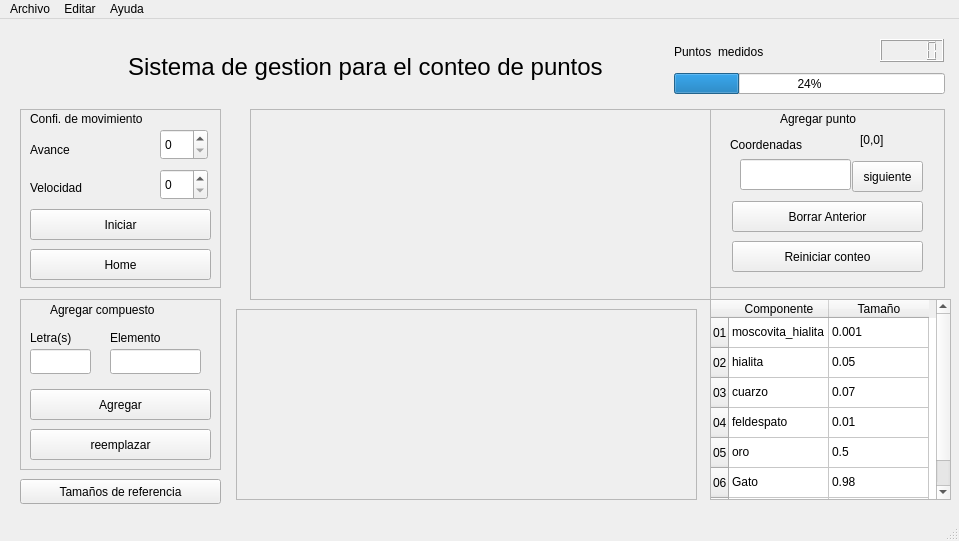
This is alternative_GUI/GUI.ui in joaramirezra/Microscopio as Qt 5 draws it before an edit. The edited form follows.
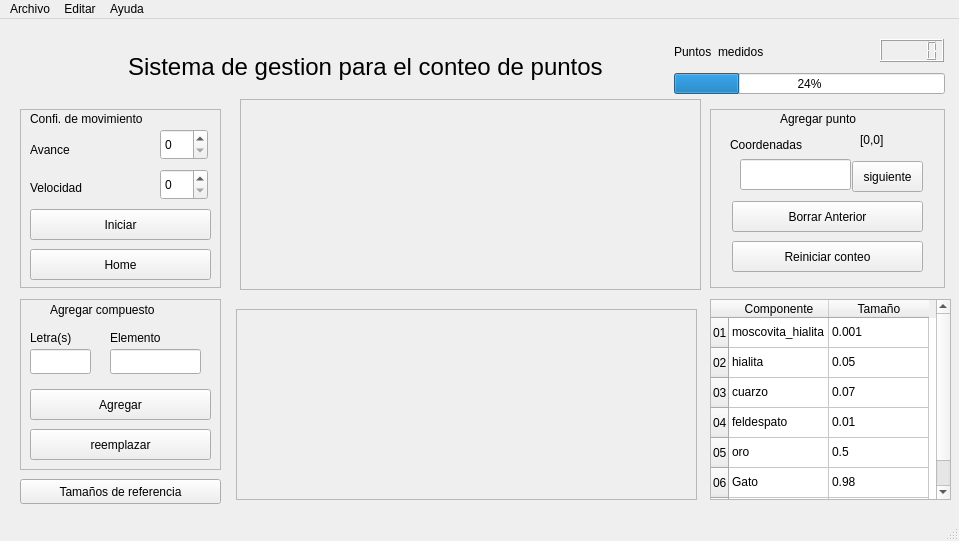
This is the edited form.

```diff
--- a/alternative_GUI/GUI.ui
+++ b/alternative_GUI/GUI.ui
@@ -377,8 +377,8 @@
    <widget class="QFrame" name="frame">
     <property name="geometry">
      <rect>
-      <x>250</x>
-      <y>90</y>
+      <x>240</x>
+      <y>80</y>
       <width>461</width>
       <height>191</height>
      </rect>
```
